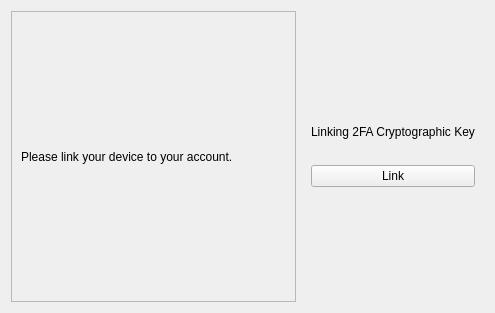
First picture: the form in src/views/register_views/twofa_key_view.ui, repository devforgely/MFA-Simulator, before the edit.
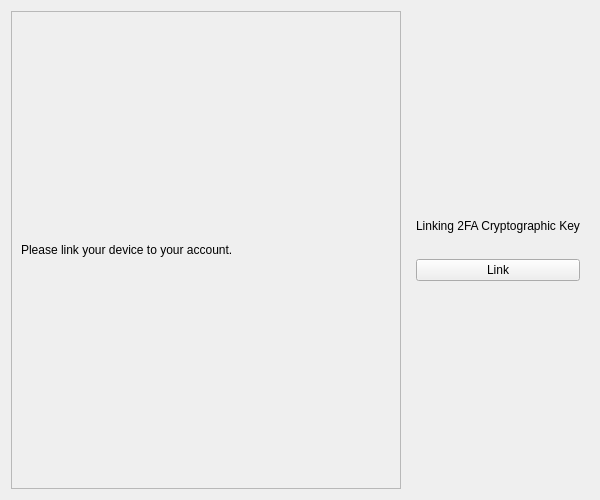
Second picture: the form after the edit. Icons and pictures are not drawn.

```diff
--- a/src/views/register_views/twofa_key_view.ui
+++ b/src/views/register_views/twofa_key_view.ui
@@ -6,22 +6,29 @@
    <rect>
     <x>0</x>
     <y>0</y>
-    <width>495</width>
-    <height>313</height>
+    <width>600</width>
+    <height>500</height>
    </rect>
   </property>
+  <property name="maximumSize">
+   <size>
+    <width>600</width>
+    <height>500</height>
+   </size>
+  </property>
   <property name="windowTitle">
    <string>Form</string>
   </property>
   <layout class="QHBoxLayout" name="horizontalLayout">
    <item>
-    <widget class="QFrame" name="left_frame">
+    <widget class="QStackedWidget" name="left_stack">
      <property name="frameShape">
       <enum>QFrame::StyledPanel</enum>
      </property>
      <property name="frameShadow">
       <enum>QFrame::Raised</enum>
      </property>
+     <widget class="QWidget" name="page1">
      <layout class="QVBoxLayout" name="verticalLayout">
       <item>
        <widget class="QLabel" name="label">
@@ -32,6 +39,7 @@
       </item>
      </layout>
     </widget>
+    </widget>
    </item>
    <item>
     <widget class="QFrame" name="right_frame">
```
Left out of the diff: 2 changed lines with no effect on the pictures. Lines whose indentation alone changed are shown as unchanged.
